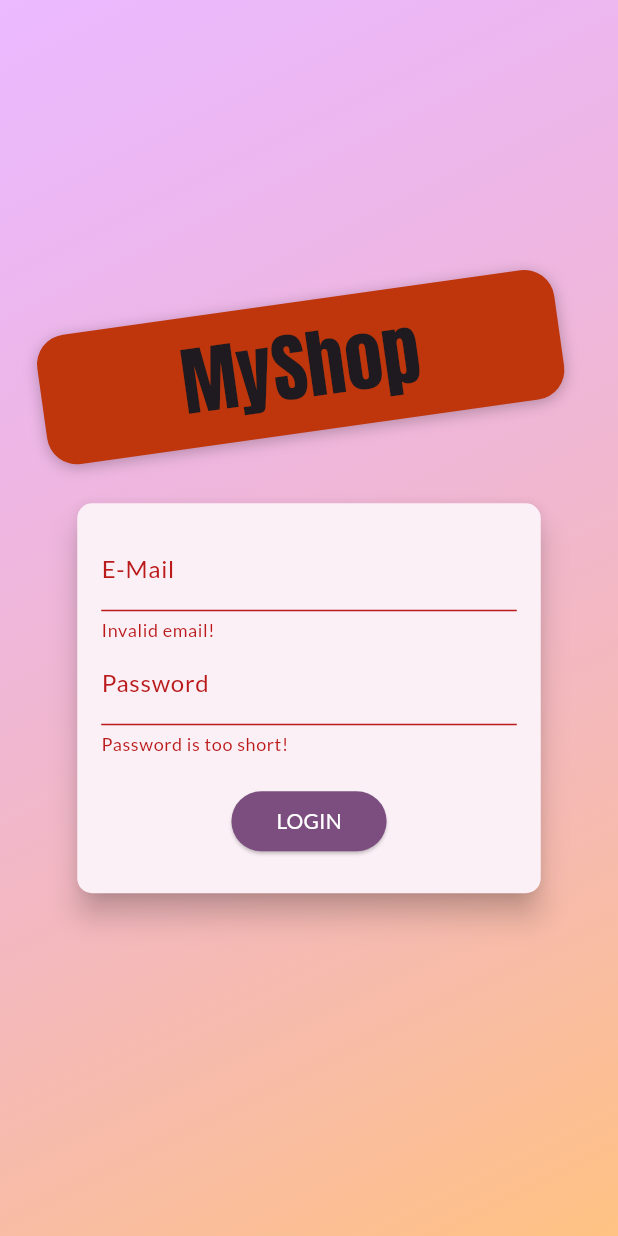
After one commit to AndrewNguyenITVN/MyShop, a Flutter app: the screen it shows after launch, after a tap on "LOGIN", on a phone screen of 412 x 824 dp. The commit adds this screen. Run offline on Flutter 3.47's test engine with Material 3 defaults, Android fonts, the phone set to English and light mode, and no system bars; our stand-ins replace go_router; accounts and stored records are empty.

Commit message:
Add UI interfaces for user authentication

```diff
--- a/lib/main.dart
+++ b/lib/main.dart
@@ -44,13 +44,50 @@ class MyApp extends StatelessWidget {
       ),
     );
 
+    final authManager = AuthManager();
+
     final router = GoRouter(
       debugLogDiagnostics: true,
-      initialLocation: '/products',
+
+      initialLocation: '/auto-login',
+      refreshListenable: authManager,
+      redirect: (context, state) {
+        final authManager = context.read<AuthManager>();
+        final isAtAuthScreen = state.matchedLocation == '/auth';
+        if (!authManager.isAuth && !isAtAuthScreen) {
+          return '/auth';
+        }
+        if (authManager.isAuth && isAtAuthScreen) {
+          return '/products';
+        }
+        return null;
+      },
       routes: [
         GoRoute(
+          path: '/auth',
+          builder: (context, state) => const SafeArea(child: AuthScreen(),),
+        ),
+        GoRoute(
+          path: '/auto-login',
+          builder: (context, state) => const SplashScreen(),
+        ),
+        GoRoute(
           path: '/products',
-          builder: (context, state) => const ProductsOverviewScreen(),
+          builder: (context, state) {
+            return FutureBuilder(
+              future: context.read<AuthManager>().tryAutoLogin(),
+              builder: (context, authSnapshot) => const SafeArea(child: SplashScreen(),),
+            );
+          }
+        ),
+        GoRoute(
+          path: '/logout',
+          builder: (context, state) {
+            return FutureBuilder(
+              future: context.read<AuthManager>().logout(),
+              builder: (context, authSnapshot) => const SafeArea(child: SplashScreen(),),
+            );
+          }
         ),
         GoRoute(
           path: '/products/:productId',
@@ -89,6 +126,7 @@ class MyApp extends StatelessWidget {
 
     return MultiProvider(
       providers: [
+        ChangeNotifierProvider.value(value: authManager),
         ChangeNotifierProvider(create: (_) => ProductsManager()),
         ChangeNotifierProvider(create: (_) => CartManager()),
         ChangeNotifierProvider(create: (_) => OrdersManager()),
--- /dev/null
+++ b/lib/models/user.dart
@@ -0,0 +1,41 @@
+class User {
+  final String id;
+  final String username;
+  final String email;
+  final String? name;
+  final String? avatar;
+
+  User({
+    required this.id,
+    required this.username,
+    required this.email,
+    this.name,
+    this.avatar,
+  });
+
+  User copyWith({
+    String? id,
+    String? username,
+    String? email,
+    String? name,
+    String? avatar,
+  }) {
+    return User(
+      id: id ?? this.id,
+      username: username ?? this.username,
+      email: email ?? this.email,
+      name: name ?? this.name,
+      avatar: avatar ?? this.avatar,
+    );
+  }
+
+  factory User.fromJson(Map<String, dynamic> json) {
+    return User(
+      id: json['id'],
+      username: json['username'],
+      email: json['email'] ?? '',
+      name: json['name'] ?? '',
+      avatar: json['avatar'] ?? '',
+    );
+  }
+}
--- /dev/null
+++ b/lib/ui/auth/app_banner.dart
@@ -0,0 +1,33 @@
+import 'dart:math';
+
+import 'package:flutter/material.dart';
+
+class AppBanner extends StatelessWidget {
+  const AppBanner({super.key});
+
+  @override
+  Widget build(BuildContext context) {
+    return Container(
+      margin: const EdgeInsets.only(bottom: 20.0),
+      padding: const EdgeInsets.symmetric(vertical: 8.0, horizontal: 94.0),
+      transform: Matrix4.rotationZ(-8 * pi / 180)
+        ..translateByDouble(-10.0, 0.0, 0.0, 1.0),
+      decoration: BoxDecoration(
+        borderRadius: BorderRadius.circular(20),
+        color: Colors.deepOrange.shade900,
+        boxShadow: const [
+          BoxShadow(blurRadius: 8, color: Colors.black26, offset: Offset(0, 2)),
+        ],
+      ),
+      child: Text(
+        'MyShop',
+        style: TextStyle(
+          color: Theme.of(context).textTheme.titleLarge?.color,
+          fontSize: 50,
+          fontFamily: 'Anton',
+          fontWeight: FontWeight.normal,
+        ),
+      ),
+    );
+  }
+}
--- /dev/null
+++ b/lib/ui/auth/auth_card.dart
@@ -0,0 +1,189 @@
+import 'dart:developer' show log;
+
+import 'package:flutter/material.dart';
+import 'package:provider/provider.dart';
+
+import '../shared/dialog_utils.dart';
+
+import 'auth_manager.dart';
+
+enum AuthMode { signup, login }
+
+class AuthCard extends StatefulWidget {
+  const AuthCard({super.key});
+
+  @override
+  State<AuthCard> createState() => _AuthCardState();
+}
+
+class _AuthCardState extends State<AuthCard> {
+  final GlobalKey<FormState> _formKey = GlobalKey();
+  AuthMode _authMode = AuthMode.login;
+  final Map<String, String> _authData = {'email': '', 'password': ''};
+  final _isSubmitting = ValueNotifier<bool>(false);
+  final _passwordController = TextEditingController();
+
+  Future<void> _submit() async {
+    if (!_formKey.currentState!.validate()) {
+      return;
+    }
+    _formKey.currentState!.save();
+
+    _isSubmitting.value = true;
+
+    try {
+      if (_authMode == AuthMode.login) {
+        // Log user in
+        await context.read<AuthManager>().login(
+          _authData['email']!,
+          _authData['password']!,
+        );
+      } else {
+        // Sign user up
+        await context.read<AuthManager>().signup(
+          _authData['email']!,
+          _authData['password']!,
+        );
+        _switchAuthMode();
+      }
+    } catch (error) {
+      log('$error');
+      if (mounted) {
+        showErrorDialog(context, error.toString());
+      }
+    }
+
+    _isSubmitting.value = false;
+  }
+
+  void _switchAuthMode() {
+    if (_authMode == AuthMode.login) {
+      _formKey.currentState!.reset();
+      setState(() {
+        _authMode = AuthMode.signup;
+      });
+    } else {
+      _formKey.currentState!.reset();
+      setState(() {
+        _authMode = AuthMode.login;
+      });
+    }
+  }
+
+  @override
+  Widget build(BuildContext context) {
+    final deviceSize = MediaQuery.sizeOf(context);
+    return Card(
+      shape: RoundedRectangleBorder(borderRadius: BorderRadius.circular(10.0)),
+      elevation: 8.0,
+      child: Container(
+        height: _authMode == AuthMode.signup ? 320 : 260,
+        constraints: BoxConstraints(
+          minHeight: _authMode == AuthMode.signup ? 320 : 260,
+        ),
+        width: deviceSize.width * 0.75,
+        padding: const EdgeInsets.all(16.0),
+        child: Form(
+          key: _formKey,
+          child: SingleChildScrollView(
+            child: Column(
+              children: <Widget>[
+                _buildEmailField(),
+                _buildPasswordField(),
+                if (_authMode == AuthMode.signup) _buildPasswordConfirmField(),
+                const SizedBox(height: 20),
+                ValueListenableBuilder<bool>(
+                  valueListenable: _isSubmitting,
+                  builder: (context, isSubmitting, child) {
+                    if (isSubmitting) {
+                      return const CircularProgressIndicator();
+                    }
+                    return _buildSubmitButton();
+                  },
+                ),
+                _buildAuthModeSwitchButton(),
+              ],
+            ),
+          ),
+        ),
+      ),
+    );
+  }
+
+  Widget _buildAuthModeSwitchButton() {
+    return TextButton(
+      onPressed: _switchAuthMode,
+      style: TextButton.styleFrom(
+        padding: const EdgeInsets.symmetric(horizontal: 30.0, vertical: 4),
+        tapTargetSize: MaterialTapTargetSize.shrinkWrap,
+        textStyle: TextStyle(color: Theme.of(context).colorScheme.primary),
+      ),
+      child: Text(
+        '${_authMode == AuthMode.login ? 'SIGNUP' : 'LOGIN'} INSTEAD',
+      ),
+    );
+  }
+
+  Widget _buildSubmitButton() {
+    return ElevatedButton(
+      onPressed: _submit,
+      style: ElevatedButton.styleFrom(
+        shape: RoundedRectangleBorder(borderRadius: BorderRadius.circular(30)),
+        backgroundColor: Theme.of(context).colorScheme.primary,
+        foregroundColor: Theme.of(context).colorScheme.onPrimary,
+        padding: const EdgeInsets.symmetric(horizontal: 30.0, vertical: 8.0),
+      ),
+      child: Text(_authMode == AuthMode.login ? 'LOGIN' : 'SIGN UP'),
+    );
+  }
+
+  Widget _buildPasswordConfirmField() {
+    return TextFormField(
+      enabled: _authMode == AuthMode.signup,
+      decoration: const InputDecoration(labelText: 'Confirm Password'),
+      obscureText: true,
+      validator:
+          _authMode == AuthMode.signup
+              ? (value) {
+                if (value != _passwordController.text) {
+                  return 'Passwords do not match!';
+                }
+                return null;
+              }
+              : null,
+    );
+  }
+
+  Widget _buildPasswordField() {
+    return TextFormField(
+      decoration: const InputDecoration(labelText: 'Password'),
+      obscureText: true,
+      controller: _passwordController,
+      validator: (value) {
+        if (value == null || value.length < 5) {
+          return 'Password is too short!';
+        }
+        return null;
+      },
+      onSaved: (value) {
+        _authData['password'] = value!;
+      },
+    );
+  }
+
+  Widget _buildEmailField() {
+    return TextFormField(
+      decoration: const InputDecoration(labelText: 'E-Mail'),
+      keyboardType: TextInputType.emailAddress,
+      validator: (value) {
+        if (value!.isEmpty || !value.contains('@')) {
+          return 'Invalid email!';
+        }
+        return null;
+      },
+      onSaved: (value) {
+        _authData['email'] = value!;
+      },
+    );
+  }
+}
--- /dev/null
+++ b/lib/ui/auth/auth_manager.dart
@@ -0,0 +1,47 @@
+import 'dart:async';
+
+import 'package:flutter/foundation.dart';
+
+import '../../models/user.dart';
+
+class AuthManager with ChangeNotifier {
+  User? _loggedInUser;
+
+  bool get isAuth {
+    return _loggedInUser != null;
+  }
+
+  User? get user {
+    return _loggedInUser;
+  }
+
+  Future<User> signup(String email, String password) {
+    _loggedInUser = User(
+      id: '1',
+      username: 'test',
+      email: email,
+    );
+    notifyListeners();
+    return Future.value(_loggedInUser);
+  }
+
+  Future<User> login(String email, String password) {
+    _loggedInUser = User(
+      id: '1',
+      username: 'test',
+      email: email,
+    );
+    notifyListeners();
+    return Future.value(_loggedInUser);
+  }
+
+  Future<void> tryAutoLogin() async {
+    return Future.value();
+  }
+
+  Future<void> logout() async {
+    _loggedInUser = null;
+    notifyListeners();
+    return Future.value();
+  }
+}
--- /dev/null
+++ b/lib/ui/auth/auth_screen.dart
@@ -0,0 +1,50 @@
+import 'package:flutter/material.dart';
+
+import 'auth_card.dart';
+import 'app_banner.dart';
+
+class AuthScreen extends StatelessWidget {
+  const AuthScreen({super.key});
+
+  @override
+  Widget build(BuildContext context) {
+    final deviceSize = MediaQuery.sizeOf(context);
+    return Scaffold(
+      // resizeToAvoidBottomInset: false,
+      body: Stack(
+        children: <Widget>[
+          Container(
+            decoration: BoxDecoration(
+              gradient: LinearGradient(
+                colors: [
+                  const Color.fromRGBO(215, 117, 255, 1).withValues(alpha: 0.5),
+                  const Color.fromRGBO(255, 188, 117, 1).withValues(alpha: 0.9),
+                ],
+                begin: Alignment.topLeft,
+                end: Alignment.bottomRight,
+                stops: const [0, 1],
+              ),
+            ),
+          ),
+          SingleChildScrollView(
+            child: SizedBox(
+              height: deviceSize.height,
+              width: deviceSize.width,
+              child: Column(
+                mainAxisAlignment: MainAxisAlignment.center,
+                crossAxisAlignment: CrossAxisAlignment.center,
+                children: <Widget>[
+                  const Flexible(child: AppBanner()),
+                  Flexible(
+                    flex: deviceSize.width > 600 ? 2 : 1,
+                    child: const AuthCard(),
+                  ),
+                ],
+              ),
+            ),
+          ),
+        ],
+      ),
+    );
+  }
+}
--- a/lib/ui/screens.dart
+++ b/lib/ui/screens.dart
@@ -6,3 +6,6 @@ export 'order/orders_screen.dart';
 export 'order/order_manager.dart';
 export 'cart/cart_screen.dart';
 export 'cart/cart_manager.dart';
+export 'auth/auth_screen.dart';
+export 'auth/auth_manager.dart';
+export 'splash_screen.dart';
--- a/lib/ui/shared/app_drawer.dart
+++ b/lib/ui/shared/app_drawer.dart
@@ -31,6 +31,12 @@ class AppDrawer extends StatelessWidget {
             title: const Text('Manage Products'),
             onTap: () => context.go('/my-products'),
           ),
+          const Divider(),
+          ListTile(
+            leading: const Icon(Icons.exit_to_app),
+            title: const Text('Logout'),
+            onTap: () => context.go('/logout'),
+          ),
         ],
       ),
     );
```
Also changed, not shown: lib/ui/shared/dialog_utils.dart (+17 -0 lines), lib/ui/splash_screen.dart (added, +14 -0 lines).
